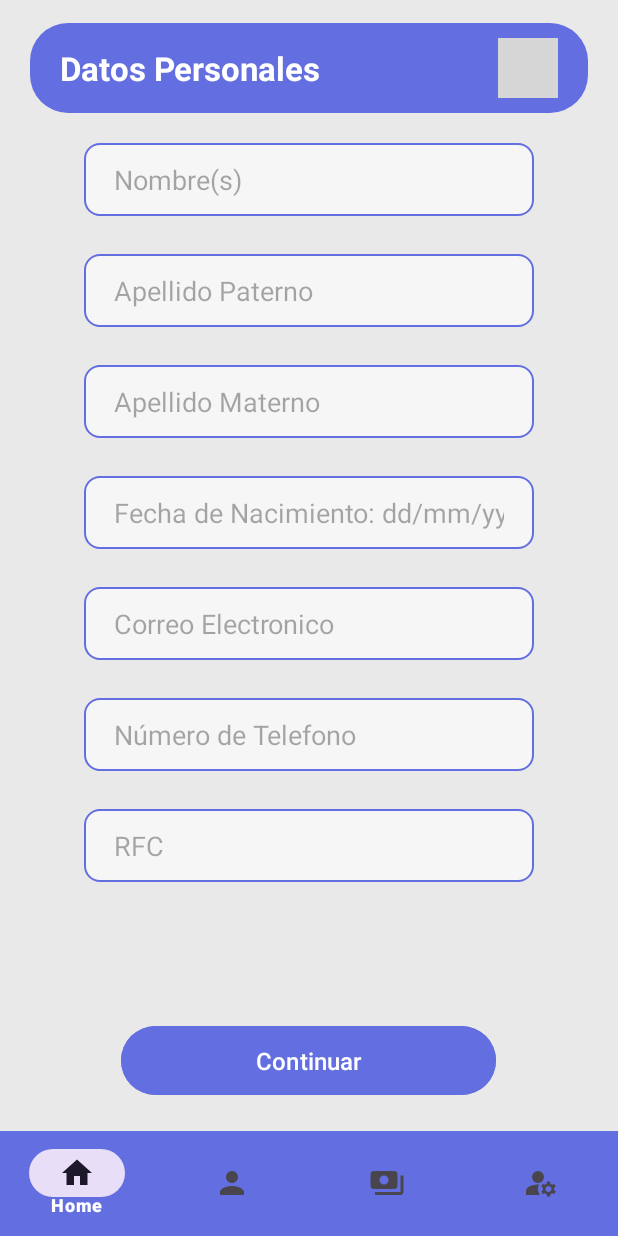
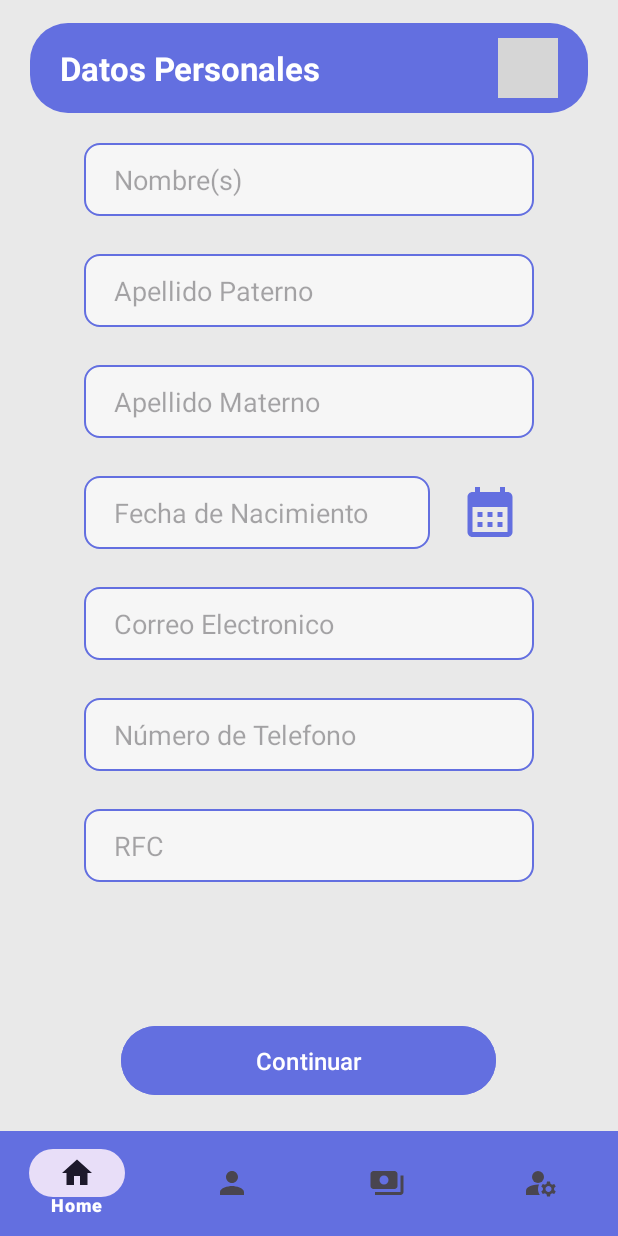
Before and after one commit to MancillaO/ProLender, an Android app: the fragment AgregarClientesFragment placed in its activity, on a phone screen of 412 x 824 dp. Run offline under Robolectric (Android 15) with nearby library versions, the phone set to English and light mode, and no system bars; grey boxes are pictures that could not be loaded.

Commit message:
Boton de calendario en el registro de clientes

```diff
--- a/app/src/main/java/com/example/prolender/AgregarClientesFragment.java
+++ b/app/src/main/java/com/example/prolender/AgregarClientesFragment.java
@@ -2,6 +2,7 @@ package com.example.prolender;
 
 
 import android.app.AlertDialog;
+import android.app.DatePickerDialog;
 import android.content.Context;
 import android.content.DialogInterface;
 import android.database.sqlite.SQLiteDatabase;
@@ -10,7 +11,9 @@ import android.view.LayoutInflater;
 import android.view.View;
 import android.view.ViewGroup;
 import android.widget.Button;
+import android.widget.DatePicker;
 import android.widget.EditText;
+import android.widget.ImageView;
 
 
 import androidx.fragment.app.Fragment;
@@ -19,8 +22,12 @@ import androidx.fragment.app.FragmentTransaction;
 
 import com.example.prolender.Utilidades.UtilidadesCliente;
 
+import java.util.Calendar;
+
 public class AgregarClientesFragment extends Fragment {
     EditText nombre, apat, amat, fechaNac, email, tel, rfc;
+    private EditText campoFecha;
+    private ImageView selectDateButton;
 
     public AgregarClientesFragment() {
         // Required empty public constructor
@@ -39,7 +46,15 @@ public class AgregarClientesFragment extends Fragment {
         tel = view.findViewById(R.id.campoNumero);
         rfc = view.findViewById(R.id.campoRFC);
 
+        campoFecha = view.findViewById(R.id.campoFecha);
+        selectDateButton = view.findViewById(R.id.selectDateButton);
 
+        selectDateButton.setOnClickListener(new View.OnClickListener() {
+            @Override
+            public void onClick(View v) {
+                showDatePickerDialog();
+            }
+        });
 
         Button btnContinuar = view.findViewById(R.id.btnContinuarCliente);
         btnContinuar.setOnClickListener(new View.OnClickListener() {
@@ -59,6 +74,23 @@ public class AgregarClientesFragment extends Fragment {
         });
 
         return view;
+    }
+
+    private void showDatePickerDialog() {
+        final Calendar calendar = Calendar.getInstance();
+        int year = calendar.get(Calendar.YEAR);
+        int month = calendar.get(Calendar.MONTH);
+        int day = calendar.get(Calendar.DAY_OF_MONTH);
+
+        DatePickerDialog datePickerDialog = new DatePickerDialog(getContext(), new DatePickerDialog.OnDateSetListener() {
+            @Override
+            public void onDateSet(DatePicker view, int year, int month, int dayOfMonth) {
+                // Update the EditText with the selected date
+                campoFecha.setText(dayOfMonth + "/" + (month + 1) + "/" + year);
+            }
+        }, year, month, day);
+
+        datePickerDialog.show();
     }
 
     public void ingresarCliente(){
--- a/app/src/main/res/layout/fragment_agregar_clientes.xml
+++ b/app/src/main/res/layout/fragment_agregar_clientes.xml
@@ -109,20 +109,45 @@
                     android:layout_gravity="center"
                     />
 
+                <LinearLayout
+                    android:id="@+id/layoutFecha"
+                    android:layout_width="match_parent"
+                    android:layout_height="wrap_content"
+                    android:orientation="horizontal"
+                    android:layout_marginTop="25dp"
+                    android:gravity="center_vertical">
+
                     <EditText
                         android:id="@+id/campoFecha"
-                    android:layout_width="300dp"
+                        android:layout_width="0dp"
                         android:layout_height="wrap_content"
+                        android:layout_weight=".80"
                         android:ems="10"
-                    android:hint="Fecha de Nacimiento: dd/mm/yyyy"
-                    android:layout_marginTop="25dp"
+                        android:hint="Fecha de Nacimiento"
                         android:inputType="date"
                         android:textColor="#1D2262"
                         android:paddingVertical="12dp"
                         android:paddingHorizontal="20dp"
                         android:background="@drawable/border_edittext_background"
-                    android:layout_gravity="center"
                         />
+
+                    <Space
+                        android:layout_width="0dp"
+                        android:layout_height="wrap_content"
+                        android:layout_weight="0.04" />
+
+                    <ImageView
+                        android:id="@+id/selectDateButton"
+                        android:layout_width="0dp"
+                        android:layout_height="40dp"
+                        android:layout_weight=".20"
+                        android:layout_alignParentRight="true"
+                        android:layout_centerVertical="true"
+                        android:onClick="onClick"
+                        android:src="@drawable/icon_calendar" />
+
+
+                </LinearLayout>
 
                 <EditText
                     android:id="@+id/campoCorreo"
```
Also changed, not shown: app/src/main/res/layout/fragment_agregar_solicitud.xml (+15 -6 lines). Lines whose indentation alone changed are shown as unchanged.
